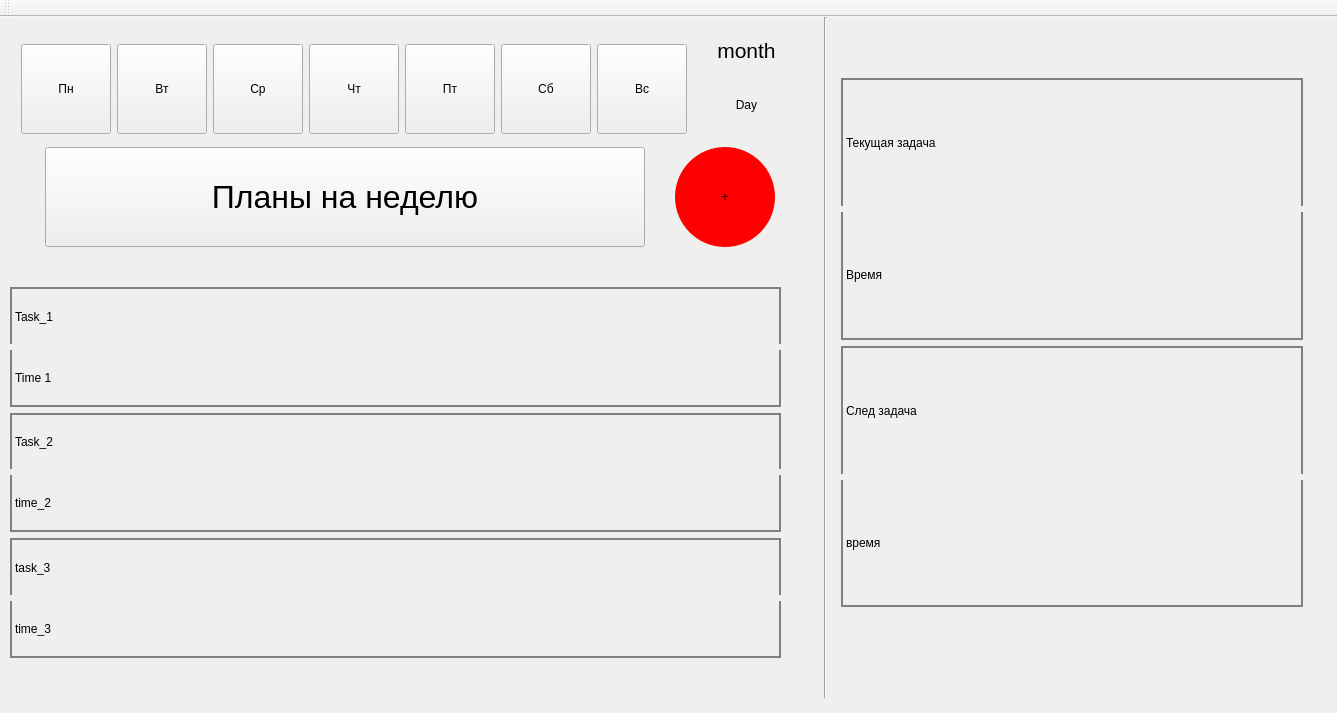
First picture: the form in mainwindow.ui, repository Strltz/Vse-idet-po-planu, before the edit.
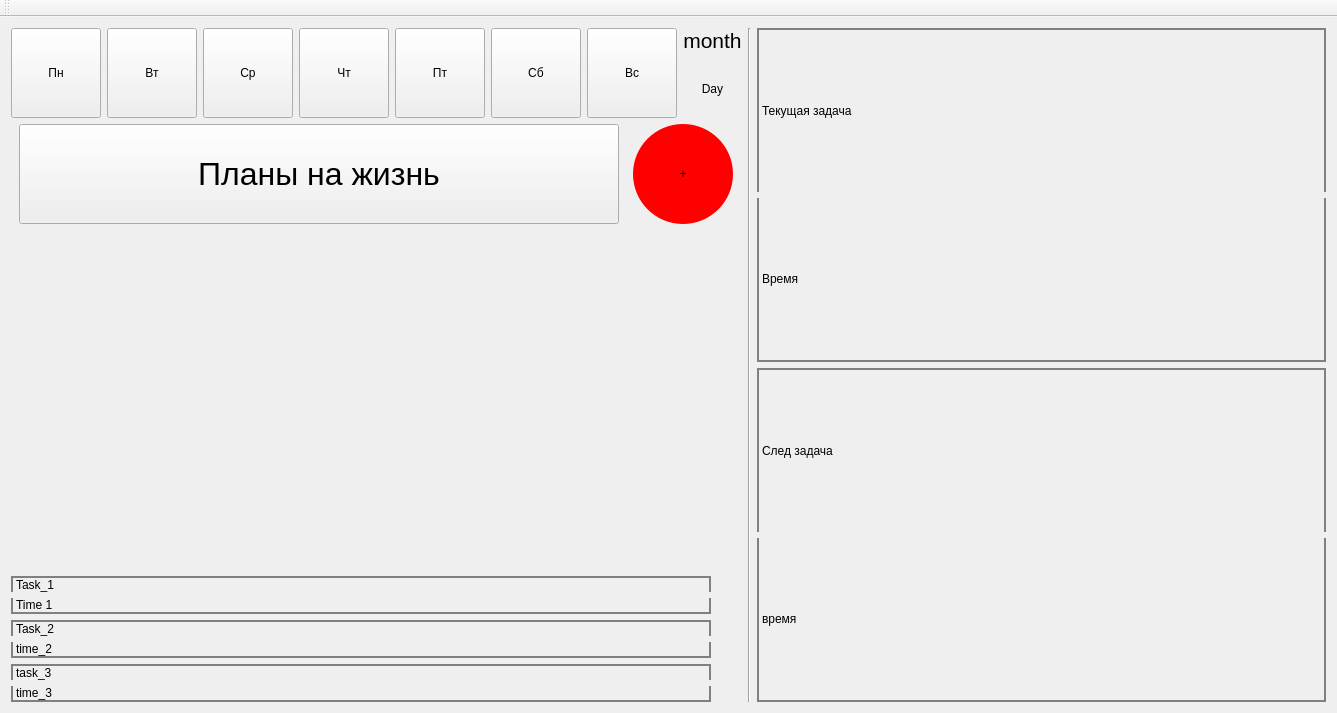
Second picture: the form after the edit.

Diff of the .ui file:
```diff
--- a/mainwindow.ui
+++ b/mainwindow.ui
@@ -14,15 +14,10 @@
    <string>MainWindow</string>
   </property>
   <widget class="QWidget" name="centralWidget">
-   <widget class="QWidget" name="layoutWidget">
-    <property name="geometry">
-     <rect>
-      <x>10</x>
-      <y>10</y>
-      <width>801</width>
-      <height>231</height>
-     </rect>
-    </property>
+   <layout class="QHBoxLayout" name="horizontalLayout_5">
+    <item>
+     <layout class="QFormLayout" name="formLayout">
+      <item row="0" column="0">
     <layout class="QVBoxLayout" name="verticalLayout_2">
      <item>
       <layout class="QHBoxLayout" name="horizontalLayout_2">
@@ -281,7 +276,7 @@
           <string notr="true">font: 75 24pt &quot;MS Shell Dlg 2&quot;;</string>
          </property>
          <property name="text">
-          <string>Планы на неделю</string>
+             <string>Планы на жизнь</string>
          </property>
         </widget>
        </item>
@@ -313,16 +308,8 @@
       </layout>
      </item>
     </layout>
-   </widget>
-   <widget class="QWidget" name="layoutWidget">
-    <property name="geometry">
-     <rect>
-      <x>10</x>
-      <y>270</y>
-      <width>771</width>
-      <height>371</height>
-     </rect>
-    </property>
+      </item>
+      <item row="2" column="0">
     <layout class="QVBoxLayout" name="verticalLayout_3">
      <property name="leftMargin">
       <number>0</number>
@@ -375,6 +362,18 @@
      </item>
      <item>
       <widget class="QLabel" name="time_2">
+          <property name="sizePolicy">
+           <sizepolicy hsizetype="Minimum" vsizetype="Preferred">
+            <horstretch>0</horstretch>
+            <verstretch>0</verstretch>
+           </sizepolicy>
+          </property>
+          <property name="minimumSize">
+           <size>
+            <width>700</width>
+            <height>0</height>
+           </size>
+          </property>
        <property name="styleSheet">
         <string notr="true">font: 18pt &quot;MS Shell Dlg 2&quot;;
 border: 2px solid grey;
@@ -410,16 +409,24 @@
       </widget>
      </item>
     </layout>
-   </widget>
+      </item>
+      <item row="1" column="0">
+       <spacer name="verticalSpacer">
+        <property name="orientation">
+         <enum>Qt::Vertical</enum>
+        </property>
+        <property name="sizeHint" stdset="0">
+         <size>
+          <width>20</width>
+          <height>100</height>
+         </size>
+        </property>
+       </spacer>
+      </item>
+     </layout>
+    </item>
+    <item>
    <widget class="Line" name="line">
-    <property name="geometry">
-     <rect>
-      <x>810</x>
-      <y>0</y>
-      <width>31</width>
-      <height>681</height>
-     </rect>
-    </property>
     <property name="font">
      <font>
       <pointsize>40</pointsize>
@@ -432,15 +439,8 @@
      <enum>Qt::Vertical</enum>
     </property>
    </widget>
-   <widget class="QWidget" name="layoutWidget">
-    <property name="geometry">
-     <rect>
-      <x>830</x>
-      <y>50</y>
-      <width>484</width>
-      <height>551</height>
-     </rect>
-    </property>
+    </item>
+    <item>
     <layout class="QVBoxLayout" name="verticalLayout_6">
      <item>
       <layout class="QVBoxLayout" name="verticalLayout_4">
@@ -516,7 +516,8 @@
       </layout>
      </item>
     </layout>
-   </widget>
+    </item>
+   </layout>
   </widget>
   <widget class="QMenuBar" name="menuBar">
    <property name="geometry">
```
Lines whose indentation alone changed are shown as unchanged.
